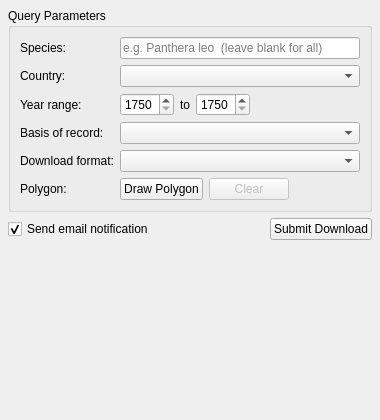
Qt form gbif_downloader/gui/action_tab.ui (dimasciput/gbif-downloader-qgis-plugin) before a commit.
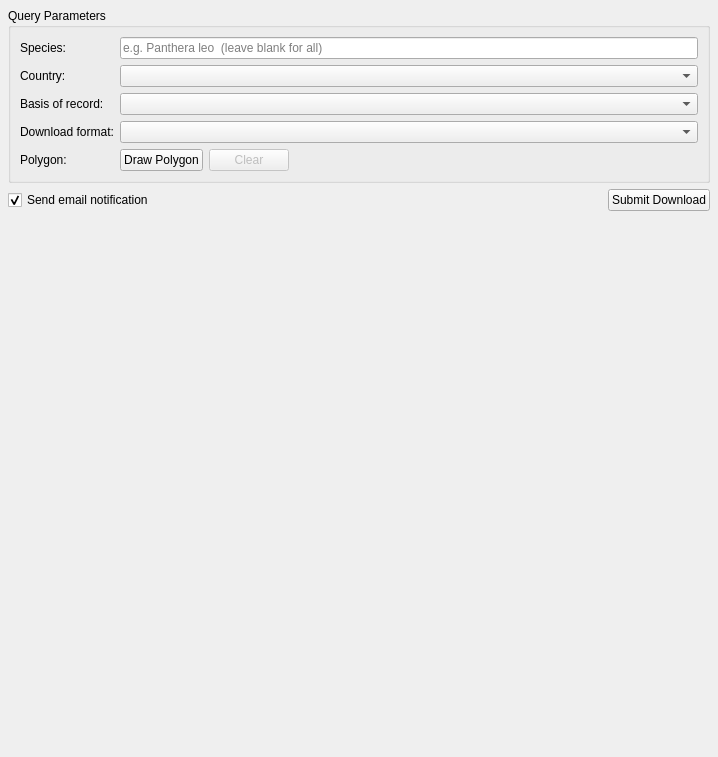
The same form after that commit.

```diff
--- a/gbif_downloader/gui/action_tab.ui
+++ b/gbif_downloader/gui/action_tab.ui
@@ -6,8 +6,8 @@
    <rect>
     <x>0</x>
     <y>0</y>
-    <width>380</width>
-    <height>420</height>
+    <width>718</width>
+    <height>757</height>
    </rect>
   </property>
   <layout class="QVBoxLayout" name="verticalLayout">
@@ -42,67 +42,27 @@
        <widget class="QComboBox" name="country_combo"/>
       </item>
       <item row="2" column="0">
-       <widget class="QLabel" name="label_year">
-        <property name="text"><string>Year range:</string></property>
-       </widget>
-      </item>
-      <item row="2" column="1">
-       <widget class="QWidget" name="year_row" native="true">
-        <layout class="QHBoxLayout" name="yearLayout">
-         <property name="leftMargin"><number>0</number></property>
-         <property name="topMargin"><number>0</number></property>
-         <property name="rightMargin"><number>0</number></property>
-         <property name="bottomMargin"><number>0</number></property>
-         <item>
-          <widget class="QSpinBox" name="year_from">
-           <property name="minimum"><number>1750</number></property>
-           <property name="maximum"><number>2100</number></property>
-          </widget>
-         </item>
-         <item>
-          <widget class="QLabel" name="label_to">
-           <property name="text"><string>to</string></property>
-          </widget>
-         </item>
-         <item>
-          <widget class="QSpinBox" name="year_to">
-           <property name="minimum"><number>1750</number></property>
-           <property name="maximum"><number>2100</number></property>
-          </widget>
-         </item>
-         <item>
-          <spacer name="yearSpacer">
-           <property name="orientation"><enum>Qt::Horizontal</enum></property>
-           <property name="sizeHint" stdset="0">
-            <size><width>40</width><height>20</height></size>
-           </property>
-          </spacer>
-         </item>
-        </layout>
-       </widget>
-      </item>
-      <item row="3" column="0">
        <widget class="QLabel" name="label_basis">
         <property name="text"><string>Basis of record:</string></property>
        </widget>
       </item>
-      <item row="3" column="1">
+      <item row="2" column="1">
        <widget class="QComboBox" name="basis_combo"/>
       </item>
-      <item row="4" column="0">
+      <item row="3" column="0">
        <widget class="QLabel" name="label_format">
         <property name="text"><string>Download format:</string></property>
        </widget>
       </item>
-      <item row="4" column="1">
+      <item row="3" column="1">
        <widget class="QComboBox" name="format_combo"/>
       </item>
-      <item row="5" column="0">
+      <item row="4" column="0">
        <widget class="QLabel" name="label_polygon">
         <property name="text"><string>Polygon:</string></property>
        </widget>
       </item>
-      <item row="5" column="1">
+      <item row="4" column="1">
        <widget class="QWidget" name="polygon_row" native="true">
         <layout class="QHBoxLayout" name="polygonLayout">
          <property name="leftMargin"><number>0</number></property>
```
Left out of the diff: 115 changed lines with no effect on the pictures.
